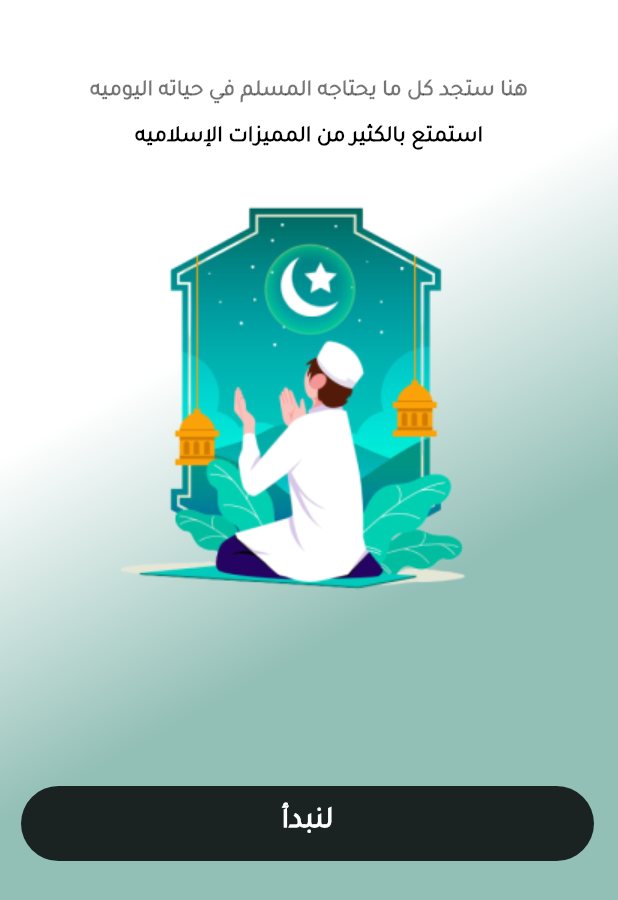
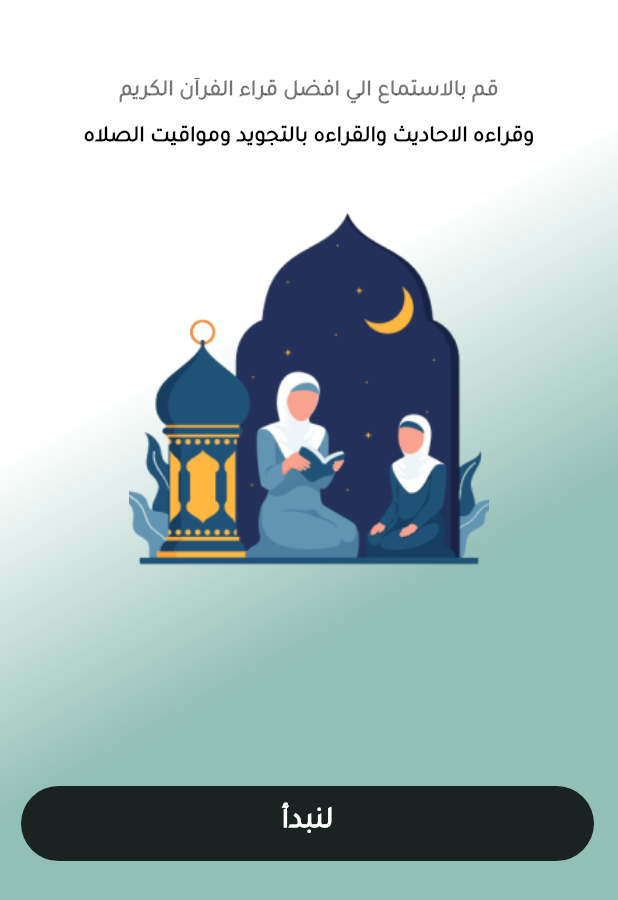
Before and after one commit to hazzemSaid/-, a Flutter app: the screen it shows after launch, swiped to page 3, on a phone screen of 412 x 824 dp, the part 336-1236 px from its top. Run offline on Flutter 3.47's test engine with Material 3 defaults, Android fonts, the phone set to English and light mode, and no system bars; drawn by our look-alikes of flutter_onboarding_slider; our stand-ins replace font_awesome_flutter, go_router; generated files the repository leaves out were written again.

Commit message:
add onboarding screens with custom designs and refactor WelcomeBoardingViewONE and build the 3 continuer for the onboarding

```diff
--- a/lib/features/boarding/presentation/view/screens/boarding1.dart
+++ b/lib/features/boarding/presentation/view/screens/boarding1.dart
@@ -1,7 +1,11 @@
 import 'package:flutter/cupertino.dart';
 import 'package:flutter/material.dart';
 import 'package:flutter_onboarding_slider/flutter_onboarding_slider.dart';
+import 'package:quran_app/features/boarding/presentation/view/widgets/onboaring1.dart';
 import 'package:quran_app/features/splash/presentation/screens/getstart.dart';
+
+import '../widgets/onboarding2.dart';
+import '../widgets/onboarding3.dart';
 
 class WelcomeBoardingViewONE extends StatelessWidget {
   const WelcomeBoardingViewONE({super.key});
@@ -43,13 +47,13 @@ class WelcomeBoardingViewONE extends StatelessWidget {
         speed: 2,
         pageBodies: [
           Container(
-            child: const onboaringone(),
+            child: const firstOnboardingScreen(),
           ),
           Container(
-            child: const onboaringone(),
+            child: secondOnboardingScreen(),
           ),
           Container(
-            child: const onboaringone(),
+            child: threadedOnboardingScreen(),
           ),
         ],
         onFinish: () {
@@ -62,81 +66,3 @@ class WelcomeBoardingViewONE extends StatelessWidget {
     );
   }
 }
-
-class onboaringone extends StatelessWidget {
-  const onboaringone({
-    super.key,
-  });
-
-  @override
-  Widget build(BuildContext context) {
-    return Container(
-        height: double.infinity,
-        width: double.infinity,
-        decoration: const BoxDecoration(
-            gradient: LinearGradient(
-          colors: [
-            Color.fromARGB(255, 255, 255, 255),
-            Color.fromARGB(255, 255, 255, 255),
-            Color.fromARGB(255, 255, 255, 255),
-            Color.fromARGB(255, 146, 191, 182),
-            Color.fromARGB(255, 146, 191, 182),
-          ],
-          begin: Alignment.topLeft,
-          end: Alignment.bottomRight,
-        )),
-        child: Column(
-          children: [
-            const SizedBox(
-              height: 30,
-            ),
-            Container(
-              height: 150,
-              width: double.infinity,
-              decoration: const BoxDecoration(
-                image: DecorationImage(
-                  image: AssetImage('assets/images/logo.png'),
-                ),
-              ),
-            ),
-            const SizedBox(
-              height: 50,
-            ),
-            const Text(
-              'هنا ستجد كل ما يحتاجه المسلم في حياته اليوميه',
-              style: TextStyle(
-                fontSize: 15,
-                color: Colors.black54,
-                fontFamily: 'tajawal',
-                fontWeight: FontWeight.bold,
-              ),
-            ),
-            const SizedBox(
-              height: 10,
-            ),
-            const Text(
-              'استمتع بالكثير من المميزات الإسلاميه',
-              style: const TextStyle(
-                fontSize: 15,
-                color: Colors.black,
-                fontFamily: 'tajawal',
-                fontWeight: FontWeight.bold,
-              ),
-            ),
-            const SizedBox(
-              height: 10,
-            ),
-            Container(
-              height: 300,
-              width: double.infinity,
-              decoration: const BoxDecoration(
-                image: DecorationImage(
-                  image: AssetImage(
-                      'assets/images/5094753-removebg-preview 1.png'),
-                ),
-              ),
-            )
-          ],
-        ));
-  }
-}
--- /dev/null
+++ b/lib/features/boarding/presentation/view/widgets/onboarding3.dart
@@ -0,0 +1,75 @@
+import 'package:flutter/material.dart';
+
+class threadedOnboardingScreen extends StatelessWidget {
+  @override
+  Widget build(Object context) {
+    return Container(
+        height: double.infinity,
+        width: double.infinity,
+        decoration: const BoxDecoration(
+            gradient: LinearGradient(
+          colors: [
+            Color.fromARGB(255, 255, 255, 255),
+            Color.fromARGB(255, 255, 255, 255),
+            Color.fromARGB(255, 255, 255, 255),
+            Color.fromARGB(255, 146, 191, 182),
+            Color.fromARGB(255, 146, 191, 182),
+          ],
+          begin: Alignment.topLeft,
+          end: Alignment.bottomRight,
+        )),
+        child: Column(
+          children: [
+            const SizedBox(
+              height: 30,
+            ),
+            Container(
+              height: 150,
+              width: double.infinity,
+              decoration: const BoxDecoration(
+                image: DecorationImage(
+                  image: AssetImage('assets/images/logo.png'),
+                ),
+              ),
+            ),
+            const SizedBox(
+              height: 50,
+            ),
+            const Text(
+              'قم بالاستماع الي افضل قراء الفرآن الكريم',
+              style: TextStyle(
+                fontSize: 15,
+                color: Colors.black54,
+                fontFamily: 'tajawal',
+                fontWeight: FontWeight.bold,
+              ),
+            ),
+            const SizedBox(
+              height: 10,
+            ),
+            const Text(
+              'وقراءه الاحاديث والقراءه بالتجويد ومواقيت الصلاه',
+              style: const TextStyle(
+                fontSize: 15,
+                color: Colors.black,
+                fontFamily: 'tajawal',
+                fontWeight: FontWeight.bold,
+              ),
+            ),
+            const SizedBox(
+              height: 10,
+            ),
+            Container(
+              height: 300,
+              width: double.infinity,
+              decoration: const BoxDecoration(
+                image: DecorationImage(
+                  image: AssetImage(
+                      'assets/images/5138493-removebg-preview 1.png'),
+                ),
+              ),
+            )
+          ],
+        ));
+  }
+}
```
Also changed, not shown: lib/features/boarding/presentation/view/widgets/onboarding2.dart (added, +75 -0 lines), lib/features/boarding/presentation/view/widgets/onboaring1.dart (added, +79 -0 lines), assets/images/5138493-removebg-preview 1.png (added), assets/images/indo_july_45-removebg-preview 1.png (added).
